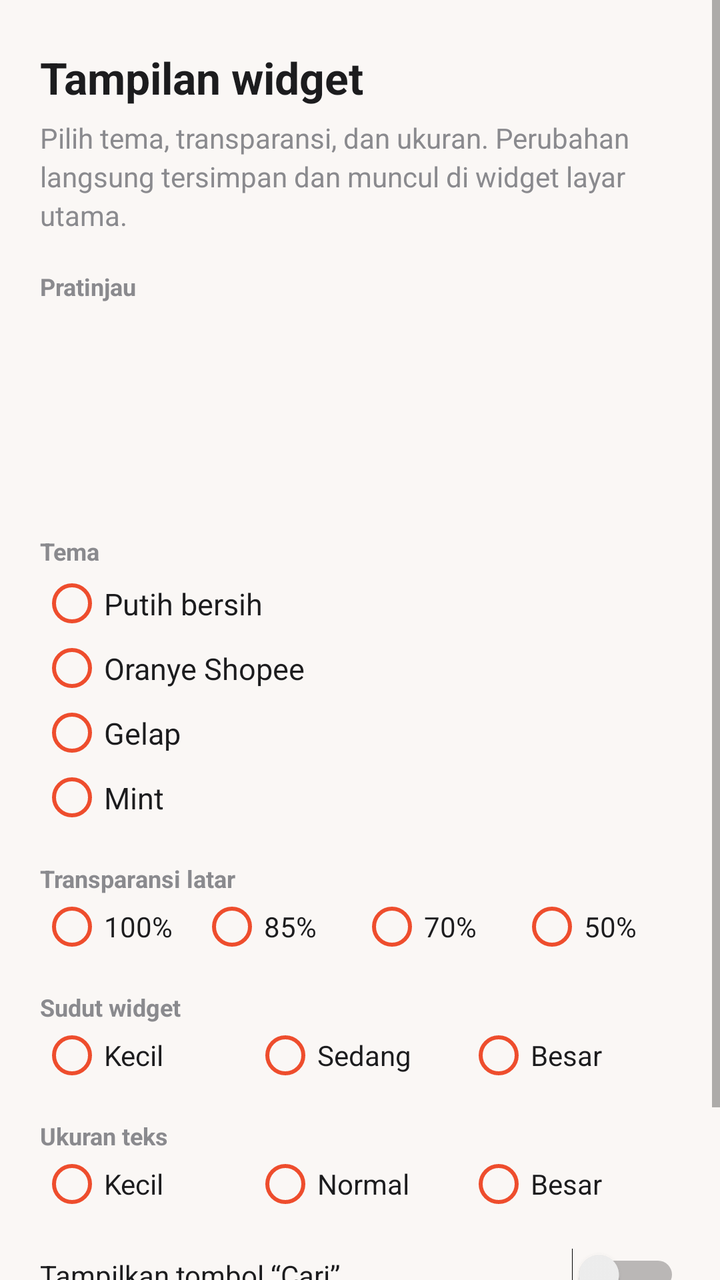
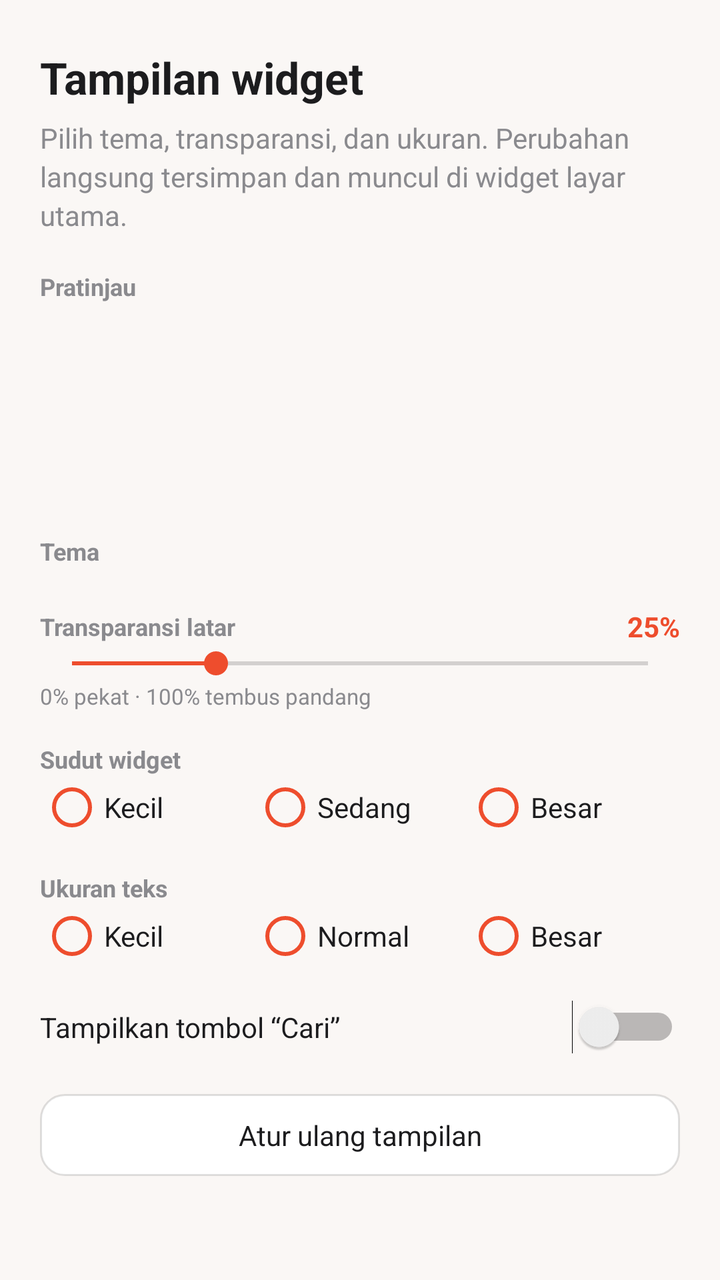

An Android layout rendered at two revisions. The XML below is the earlier revision; the diff shows what the commit changed to produce the second picture.
<!-- AndroidManifest.xml: application theme Theme.CariCepat -->
<!-- res/layout/activity_widget_style.xml -->
<?xml version="1.0" encoding="utf-8"?>
<ScrollView xmlns:android="http://schemas.android.com/apk/res/android"
    android:layout_width="match_parent"
    android:layout_height="match_parent"
    android:background="@color/bg"
    android:fillViewport="true"
    android:fitsSystemWindows="true">

    <LinearLayout
        android:layout_width="match_parent"
        android:layout_height="wrap_content"
        android:orientation="vertical"
        android:paddingStart="20dp"
        android:paddingTop="24dp"
        android:paddingEnd="20dp"
        android:paddingBottom="28dp">

        <TextView
            android:layout_width="match_parent"
            android:layout_height="wrap_content"
            android:text="@string/widget_style_title"
            android:textColor="@color/text_primary"
            android:textSize="22sp"
            android:textStyle="bold" />

        <TextView
            style="@style/CardBody"
            android:layout_width="match_parent"
            android:layout_height="wrap_content"
            android:layout_marginTop="6dp"
            android:text="@string/widget_style_desc" />

        <TextView
            android:layout_width="match_parent"
            android:layout_height="wrap_content"
            android:layout_marginTop="18dp"
            android:text="@string/widget_style_preview"
            android:textColor="@color/text_muted"
            android:textSize="12sp"
            android:textStyle="bold" />

        <FrameLayout
            android:id="@+id/previewBox"
            android:layout_width="match_parent"
            android:layout_height="88dp"
            android:layout_marginTop="8dp" />

        <TextView
            android:layout_width="match_parent"
            android:layout_height="wrap_content"
            android:layout_marginTop="20dp"
            android:text="@string/theme_label"
            android:textColor="@color/text_muted"
            android:textSize="12sp"
            android:textStyle="bold" />

        <RadioGroup
            android:id="@+id/themeGroup"
            android:layout_width="match_parent"
            android:layout_height="wrap_content"
            android:layout_marginTop="2dp"
            android:orientation="vertical">

            <RadioButton
                android:id="@+id/themeWhite"
                android:layout_width="match_parent"
                android:layout_height="wrap_content"
                android:buttonTint="@color/brand"
                android:paddingTop="6dp"
                android:paddingBottom="6dp"
                android:text="@string/theme_white"
                android:textColor="@color/text_primary"
                android:textSize="15sp" />

            <RadioButton
                android:id="@+id/themeShopee"
                android:layout_width="match_parent"
                android:layout_height="wrap_content"
                android:buttonTint="@color/brand"
                android:paddingTop="6dp"
                android:paddingBottom="6dp"
                android:text="@string/theme_shopee"
                android:textColor="@color/text_primary"
                android:textSize="15sp" />

            <RadioButton
                android:id="@+id/themeDark"
                android:layout_width="match_parent"
                android:layout_height="wrap_content"
                android:buttonTint="@color/brand"
                android:paddingTop="6dp"
                android:paddingBottom="6dp"
                android:text="@string/theme_dark"
                android:textColor="@color/text_primary"
                android:textSize="15sp" />

            <RadioButton
                android:id="@+id/themeMint"
                android:layout_width="match_parent"
                android:layout_height="wrap_content"
                android:buttonTint="@color/brand"
                android:paddingTop="6dp"
                android:paddingBottom="6dp"
                android:text="@string/theme_mint"
                android:textColor="@color/text_primary"
                android:textSize="15sp" />
        </RadioGroup>

        <TextView
            android:layout_width="match_parent"
            android:layout_height="wrap_content"
            android:layout_marginTop="16dp"
            android:text="@string/transparency_label"
            android:textColor="@color/text_muted"
            android:textSize="12sp"
            android:textStyle="bold" />

        <RadioGroup
            android:id="@+id/transparencyGroup"
            android:layout_width="match_parent"
            android:layout_height="wrap_content"
            android:orientation="horizontal">

            <RadioButton
                android:id="@+id/alpha100"
                android:layout_width="0dp"
                android:layout_height="wrap_content"
                android:layout_weight="1"
                android:buttonTint="@color/brand"
                android:text="@string/transparency_100"
                android:textColor="@color/text_primary"
                android:textSize="14sp" />

            <RadioButton
                android:id="@+id/alpha85"
                android:layout_width="0dp"
                android:layout_height="wrap_content"
                android:layout_weight="1"
                android:buttonTint="@color/brand"
                android:text="@string/transparency_85"
                android:textColor="@color/text_primary"
                android:textSize="14sp" />

            <RadioButton
                android:id="@+id/alpha70"
                android:layout_width="0dp"
                android:layout_height="wrap_content"
                android:layout_weight="1"
                android:buttonTint="@color/brand"
                android:text="@string/transparency_70"
                android:textColor="@color/text_primary"
                android:textSize="14sp" />

            <RadioButton
                android:id="@+id/alpha50"
                android:layout_width="0dp"
                android:layout_height="wrap_content"
                android:layout_weight="1"
                android:buttonTint="@color/brand"
                android:text="@string/transparency_50"
                android:textColor="@color/text_primary"
                android:textSize="14sp" />
        </RadioGroup>

        <TextView
            android:layout_width="match_parent"
            android:layout_height="wrap_content"
            android:layout_marginTop="16dp"
            android:text="@string/corner_label"
            android:textColor="@color/text_muted"
            android:textSize="12sp"
            android:textStyle="bold" />

        <RadioGroup
            android:id="@+id/cornerGroup"
            android:layout_width="match_parent"
            android:layout_height="wrap_content"
            android:orientation="horizontal">

            <RadioButton
                android:id="@+id/cornerSmall"
                android:layout_width="0dp"
                android:layout_height="wrap_content"
                android:layout_weight="1"
                android:buttonTint="@color/brand"
                android:text="@string/corner_small"
                android:textColor="@color/text_primary"
                android:textSize="14sp" />

            <RadioButton
                android:id="@+id/cornerMedium"
                android:layout_width="0dp"
                android:layout_height="wrap_content"
                android:layout_weight="1"
                android:buttonTint="@color/brand"
                android:text="@string/corner_medium"
                android:textColor="@color/text_primary"
                android:textSize="14sp" />

            <RadioButton
                android:id="@+id/cornerLarge"
                android:layout_width="0dp"
                android:layout_height="wrap_content"
                android:layout_weight="1"
                android:buttonTint="@color/brand"
                android:text="@string/corner_large"
                android:textColor="@color/text_primary"
                android:textSize="14sp" />
        </RadioGroup>

        <TextView
            android:layout_width="match_parent"
            android:layout_height="wrap_content"
            android:layout_marginTop="16dp"
            android:text="@string/text_size_label"
            android:textColor="@color/text_muted"
            android:textSize="12sp"
            android:textStyle="bold" />

        <RadioGroup
            android:id="@+id/textSizeGroup"
            android:layout_width="match_parent"
            android:layout_height="wrap_content"
            android:orientation="horizontal">

            <RadioButton
                android:id="@+id/sizeSmall"
                android:layout_width="0dp"
                android:layout_height="wrap_content"
                android:layout_weight="1"
                android:buttonTint="@color/brand"
                android:text="@string/size_small"
                android:textColor="@color/text_primary"
                android:textSize="14sp" />

            <RadioButton
                android:id="@+id/sizeNormal"
                android:layout_width="0dp"
                android:layout_height="wrap_content"
                android:layout_weight="1"
                android:buttonTint="@color/brand"
                android:text="@string/size_normal"
                android:textColor="@color/text_primary"
                android:textSize="14sp" />

            <RadioButton
                android:id="@+id/sizeLarge"
                android:layout_width="0dp"
                android:layout_height="wrap_content"
                android:layout_weight="1"
                android:buttonTint="@color/brand"
                android:text="@string/size_large"
                android:textColor="@color/text_primary"
                android:textSize="14sp" />
        </RadioGroup>

        <Switch
            android:id="@+id/ctaSwitch"
            android:layout_width="match_parent"
            android:layout_height="wrap_content"
            android:layout_marginTop="16dp"
            android:text="@string/show_cta"
            android:textColor="@color/text_primary"
            android:textSize="14sp" />

        <Button
            android:id="@+id/btnResetStyle"
            style="@style/GhostButton"
            android:layout_width="match_parent"
            android:layout_height="wrap_content"
            android:layout_marginTop="20dp"
            android:text="@string/widget_style_reset" />

    </LinearLayout>
</ScrollView>
<!-- resources referenced by this layout -->
<resources>
  <color name="bg">#FAF7F5</color>
  <color name="brand">#EE4D2D</color>
  <color name="text_muted">#8A8A8E</color>
  <color name="text_primary">#1C1C1E</color>
  <string name="corner_label">Sudut widget</string>
  <string name="corner_large">Besar</string>
  <string name="corner_medium">Sedang</string>
  <string name="corner_small">Kecil</string>
  <string name="show_cta">Tampilkan tombol “Cari”</string>
  <string name="size_large">Besar</string>
  <string name="size_normal">Normal</string>
  <string name="size_small">Kecil</string>
  <string name="text_size_label">Ukuran teks</string>
  <string name="theme_dark">Gelap</string>
  <string name="theme_label">Tema</string>
  <string name="theme_mint">Mint</string>
  <string name="theme_shopee">Oranye Shopee</string>
  <string name="theme_white">Putih bersih</string>
  <string name="transparency_100">100%</string>
  <string name="transparency_50">50%</string>
  <string name="transparency_70">70%</string>
  <string name="transparency_85">85%</string>
  <string name="transparency_label">Transparansi latar</string>
  <string name="widget_style_desc">Pilih tema, transparansi, dan ukuran. Perubahan langsung tersimpan dan muncul di widget layar utama.</string>
  <string name="widget_style_preview">Pratinjau</string>
  <string name="widget_style_reset">Atur ulang tampilan</string>
  <string name="widget_style_title">Tampilan widget</string>
  <style name="CardBody">
          <item name="android:textSize">14sp</item>
          <item name="android:textColor">@color/text_muted</item>
          <item name="android:lineSpacingExtra">3dp</item>
      </style>
  <style name="GhostButton" parent="@android:style/Widget.Material.Button">
          <item name="android:background">@drawable/bg_button_ghost</item>
          <item name="android:textColor">@color/text_primary</item>
          <item name="android:textSize">14sp</item>
          <item name="android:textAllCaps">false</item>
          <item name="android:paddingTop">11dp</item>
          <item name="android:paddingBottom">11dp</item>
          <item name="android:stateListAnimator">@null</item>
          <item name="android:minHeight">0dp</item>
      </style>
  <style name="Theme.CariCepat" parent="@android:style/Theme.Material.Light.NoActionBar">
          <item name="android:colorAccent">@color/brand</item>
          <item name="android:colorPrimary">@color/brand</item>
          <item name="android:colorPrimaryDark">@color/brand_pressed</item>
          <item name="android:windowBackground">@color/bg</item>
          <item name="android:statusBarColor">@color/bg</item>
          <item name="android:navigationBarColor">@color/bg</item>
          <item name="android:windowLightStatusBar">true</item>
          <item name="android:fontFamily">sans-serif</item>
      </style>
  <!-- drawable bg_button_ghost (drawable) -->
  <?xml version="1.0" encoding="utf-8"?>
  <ripple xmlns:android="http://schemas.android.com/apk/res/android"
      android:color="#14000000">
      <item>
          <shape android:shape="rectangle">
              <solid android:color="@color/white" />
              <corners android:radius="12dp" />
              <stroke android:width="1dp" android:color="#1F000000" />
          </shape>
      </item>
  </ripple>
  <color name="brand_pressed">#D93F20</color>
  <color name="white">#FFFFFF</color>
</resources>

<!-- the commit's change to res/layout/activity_widget_style.xml (unified diff, before → after) -->
@@ -54,113 +54,54 @@
             android:textSize="12sp"
             android:textStyle="bold" />
 
-        <RadioGroup
-            android:id="@+id/themeGroup"
-            android:layout_width="match_parent"
-            android:layout_height="wrap_content"
-            android:layout_marginTop="2dp"
-            android:orientation="vertical">
-
-            <RadioButton
-                android:id="@+id/themeWhite"
-                android:layout_width="match_parent"
-                android:layout_height="wrap_content"
-                android:buttonTint="@color/brand"
-                android:paddingTop="6dp"
-                android:paddingBottom="6dp"
-                android:text="@string/theme_white"
-                android:textColor="@color/text_primary"
-                android:textSize="15sp" />
-
-            <RadioButton
-                android:id="@+id/themeShopee"
-                android:layout_width="match_parent"
-                android:layout_height="wrap_content"
-                android:buttonTint="@color/brand"
-                android:paddingTop="6dp"
-                android:paddingBottom="6dp"
-                android:text="@string/theme_shopee"
-                android:textColor="@color/text_primary"
-                android:textSize="15sp" />
-
-            <RadioButton
-                android:id="@+id/themeDark"
-                android:layout_width="match_parent"
-                android:layout_height="wrap_content"
-                android:buttonTint="@color/brand"
-                android:paddingTop="6dp"
-                android:paddingBottom="6dp"
-                android:text="@string/theme_dark"
-                android:textColor="@color/text_primary"
-                android:textSize="15sp" />
-
-            <RadioButton
-                android:id="@+id/themeMint"
-                android:layout_width="match_parent"
-                android:layout_height="wrap_content"
-                android:buttonTint="@color/brand"
-                android:paddingTop="6dp"
-                android:paddingBottom="6dp"
-                android:text="@string/theme_mint"
-                android:textColor="@color/text_primary"
-                android:textSize="15sp" />
-        </RadioGroup>
-
-        <TextView
-            android:layout_width="match_parent"
-            android:layout_height="wrap_content"
-            android:layout_marginTop="16dp"
-            android:text="@string/transparency_label"
-            android:textColor="@color/text_muted"
-            android:textSize="12sp"
-            android:textStyle="bold" />
-
-        <RadioGroup
-            android:id="@+id/transparencyGroup"
-            android:layout_width="match_parent"
-            android:layout_height="wrap_content"
+        <LinearLayout
+            android:id="@+id/themePreviewList"
+            android:layout_width="match_parent"
+            android:layout_height="wrap_content"
+            android:layout_marginTop="4dp"
+            android:orientation="vertical" />
+
+        <LinearLayout
+            android:layout_width="match_parent"
+            android:layout_height="wrap_content"
+            android:layout_marginTop="16dp"
+            android:gravity="center_vertical"
             android:orientation="horizontal">
 
-            <RadioButton
-                android:id="@+id/alpha100"
-                android:layout_width="0dp"
-                android:layout_height="wrap_content"
-                android:layout_weight="1"
-                android:buttonTint="@color/brand"
-                android:text="@string/transparency_100"
-                android:textColor="@color/text_primary"
-                android:textSize="14sp" />
-
-            <RadioButton
-                android:id="@+id/alpha85"
-                android:layout_width="0dp"
-                android:layout_height="wrap_content"
-                android:layout_weight="1"
-                android:buttonTint="@color/brand"
-                android:text="@string/transparency_85"
-                android:textColor="@color/text_primary"
-                android:textSize="14sp" />
-
-            <RadioButton
-                android:id="@+id/alpha70"
-                android:layout_width="0dp"
-                android:layout_height="wrap_content"
-                android:layout_weight="1"
-                android:buttonTint="@color/brand"
-                android:text="@string/transparency_70"
-                android:textColor="@color/text_primary"
-                android:textSize="14sp" />
-
-            <RadioButton
-                android:id="@+id/alpha50"
-                android:layout_width="0dp"
-                android:layout_height="wrap_content"
-                android:layout_weight="1"
-                android:buttonTint="@color/brand"
-                android:text="@string/transparency_50"
-                android:textColor="@color/text_primary"
-                android:textSize="14sp" />
-        </RadioGroup>
+            <TextView
+                android:layout_width="0dp"
+                android:layout_height="wrap_content"
+                android:layout_weight="1"
+                android:text="@string/transparency_label"
+                android:textColor="@color/text_muted"
+                android:textSize="12sp"
+                android:textStyle="bold" />
+
+            <TextView
+                android:id="@+id/transparencyValue"
+                android:layout_width="wrap_content"
+                android:layout_height="wrap_content"
+                android:text="@string/transparency_default"
+                android:textColor="@color/brand"
+                android:textSize="14sp"
+                android:textStyle="bold" />
+        </LinearLayout>
+
+        <SeekBar
+            android:id="@+id/transparencySeek"
+            android:layout_width="match_parent"
+            android:layout_height="wrap_content"
+            android:max="100"
+            android:progress="25"
+            android:progressTint="@color/brand"
+            android:thumbTint="@color/brand" />
+
+        <TextView
+            android:layout_width="match_parent"
+            android:layout_height="wrap_content"
+            android:text="@string/transparency_hint"
+            android:textColor="@color/text_muted"
+            android:textSize="11sp" />
 
         <TextView
             android:layout_width="match_parent"
<!-- resource entries referenced after the edit -->
@@ -13,15 +13,9 @@
   <string name="size_normal">Normal</string>
   <string name="size_small">Kecil</string>
   <string name="text_size_label">Ukuran teks</string>
-  <string name="theme_dark">Gelap</string>
   <string name="theme_label">Tema</string>
-  <string name="theme_mint">Mint</string>
-  <string name="theme_shopee">Oranye Shopee</string>
-  <string name="theme_white">Putih bersih</string>
-  <string name="transparency_100">100%</string>
-  <string name="transparency_50">50%</string>
-  <string name="transparency_70">70%</string>
-  <string name="transparency_85">85%</string>
+  <string name="transparency_default">25%</string>
+  <string name="transparency_hint" formatted="false">0% pekat · 100% tembus pandang</string>
   <string name="transparency_label">Transparansi latar</string>
   <string name="widget_style_desc">Pilih tema, transparansi, dan ukuran. Perubahan langsung tersimpan dan muncul di widget layar utama.</string>
   <string name="widget_style_preview">Pratinjau</string>
